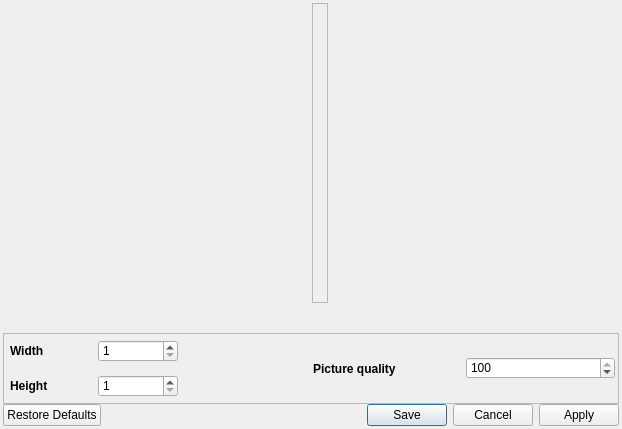
Above: library/tulip-gui/designer/SnapshotDialog.ui from Tulip-Dev/tulip before the change. Below: the same form after it.
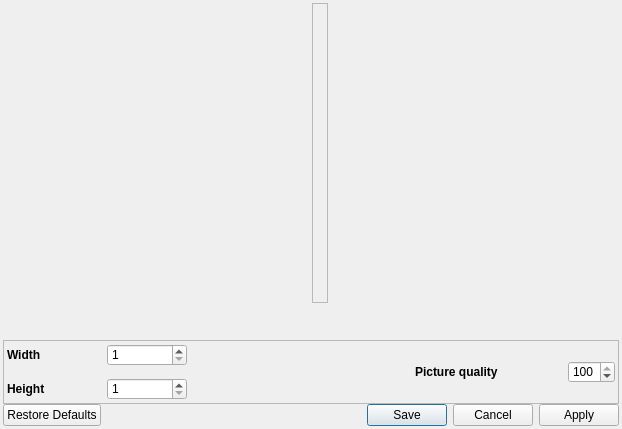
That is the form after the change. Icons and pictures are not drawn.

Commit message: fix for truncation of SnapshotDialog width/height spin boxes on MacOSX

Patch:
```diff
--- a/library/tulip-gui/designer/SnapshotDialog.ui
+++ b/library/tulip-gui/designer/SnapshotDialog.ui
@@ -122,68 +122,89 @@
             <verstretch>0</verstretch>
            </sizepolicy>
           </property>
-          <layout class="QFormLayout" name="formLayout_2">
-           <property name="fieldGrowthPolicy">
-            <enum>QFormLayout::ExpandingFieldsGrow</enum>
-           </property>
-           <property name="labelAlignment">
-            <set>Qt::AlignLeading|Qt::AlignLeft|Qt::AlignVCenter</set>
-           </property>
-           <property name="horizontalSpacing">
-            <number>50</number>
-           </property>
-           <property name="verticalSpacing">
-            <number>13</number>
+          <layout class="QHBoxLayout" name="horizontalLayout_5">
+           <property name="spacing">
+            <number>0</number>
            </property>
            <property name="margin">
-            <number>3</number>
+            <number>0</number>
            </property>
-           <item row="1" column="0">
+           <item>
+            <layout class="QVBoxLayout" name="verticalLayout_2">
+             <property name="spacing">
+              <number>12</number>
+             </property>
+             <item>
             <widget class="QLabel" name="label">
+               <property name="sizePolicy">
+                <sizepolicy hsizetype="Preferred" vsizetype="Preferred">
+                 <horstretch>0</horstretch>
+                 <verstretch>0</verstretch>
+                </sizepolicy>
+               </property>
+               <property name="minimumSize">
+                <size>
+                 <width>100</width>
+                 <height>0</height>
+                </size>
+               </property>
              <property name="text">
               <string>Width</string>
              </property>
             </widget>
            </item>
-           <item row="1" column="1">
-            <widget class="QSpinBox" name="widthSpinBox">
-             <property name="sizePolicy">
-              <sizepolicy hsizetype="Preferred" vsizetype="Fixed">
-               <horstretch>0</horstretch>
-               <verstretch>0</verstretch>
-              </sizepolicy>
-             </property>
-             <property name="minimumSize">
-              <size>
-               <width>80</width>
-               <height>0</height>
-              </size>
-             </property>
-             <property name="maximumSize">
-              <size>
-               <width>300</width>
-               <height>16777215</height>
-              </size>
-             </property>
-             <property name="minimum">
-              <number>1</number>
-             </property>
-             <property name="maximum">
-              <number>8192</number>
-             </property>
-            </widget>
-           </item>
-           <item row="2" column="0">
+             <item>
             <widget class="QLabel" name="label_2">
+               <property name="sizePolicy">
+                <sizepolicy hsizetype="Preferred" vsizetype="Preferred">
+                 <horstretch>0</horstretch>
+                 <verstretch>0</verstretch>
+                </sizepolicy>
+               </property>
+               <property name="minimumSize">
+                <size>
+                 <width>100</width>
+                 <height>0</height>
+                </size>
+               </property>
              <property name="text">
               <string>Height</string>
              </property>
             </widget>
            </item>
-           <item row="2" column="1">
+            </layout>
+           </item>
+           <item>
+            <layout class="QVBoxLayout" name="verticalLayout_3">
+             <property name="spacing">
+              <number>12</number>
+             </property>
+             <item>
+              <widget class="QSpinBox" name="widthSpinBox">
+               <property name="sizePolicy">
+                <sizepolicy hsizetype="Minimum" vsizetype="Fixed">
+                 <horstretch>0</horstretch>
+                 <verstretch>0</verstretch>
+                </sizepolicy>
+               </property>
+               <property name="minimumSize">
+                <size>
+                 <width>80</width>
+                 <height>0</height>
+                </size>
+               </property>
+               <property name="minimum">
+                <number>1</number>
+               </property>
+               <property name="maximum">
+                <number>8192</number>
+               </property>
+              </widget>
+             </item>
+             <item>
             <widget class="QSpinBox" name="heightSpinBox">
              <property name="sizePolicy">
-              <sizepolicy hsizetype="Preferred" vsizetype="Fixed">
+                <sizepolicy hsizetype="Minimum" vsizetype="Fixed">
                <horstretch>0</horstretch>
                <verstretch>0</verstretch>
               </sizepolicy>
@@ -194,12 +215,6 @@
                <height>0</height>
               </size>
              </property>
-             <property name="maximumSize">
-              <size>
-               <width>300</width>
-               <height>16777215</height>
-              </size>
-             </property>
              <property name="minimum">
               <number>1</number>
              </property>
@@ -207,6 +222,21 @@
               <number>8192</number>
              </property>
             </widget>
+             </item>
+            </layout>
+           </item>
+           <item>
+            <spacer name="horizontalSpacer">
+             <property name="orientation">
+              <enum>Qt::Horizontal</enum>
+             </property>
+             <property name="sizeHint" stdset="0">
+              <size>
+               <width>40</width>
+               <height>20</height>
+              </size>
+             </property>
+            </spacer>
            </item>
           </layout>
          </widget>
@@ -223,6 +253,12 @@
             <verstretch>0</verstretch>
            </sizepolicy>
           </property>
+          <property name="minimumSize">
+           <size>
+            <width>150</width>
+            <height>0</height>
+           </size>
+          </property>
           <property name="font">
            <font>
             <weight>75</weight>
```
Lines whose indentation alone changed are shown as unchanged. The commit also changes 1 other file.
